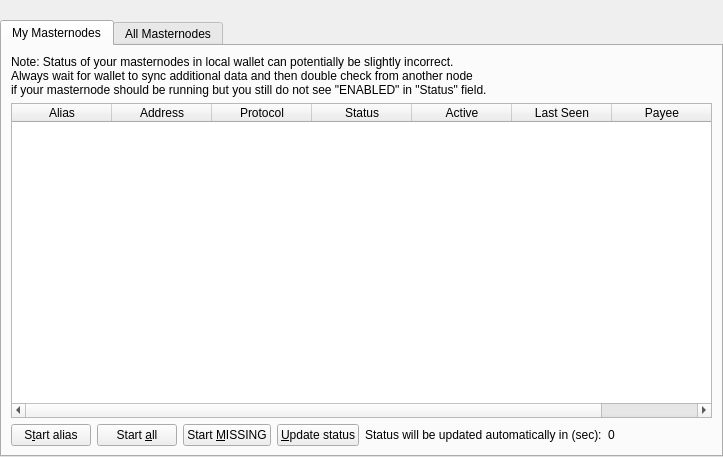
Above: src/qt/forms/masternodelist.ui from NaAlSi3O8/dash before the change. Below: the same form after it.
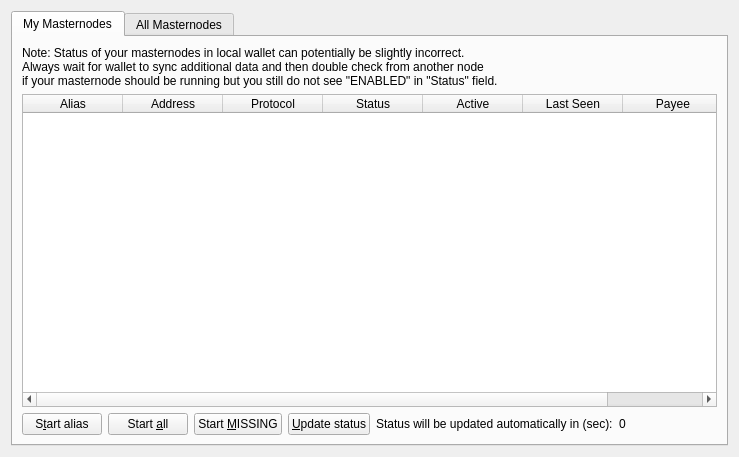
That is the form after the change.

The edit to the form file:
```diff
--- a/src/qt/forms/masternodelist.ui
+++ b/src/qt/forms/masternodelist.ui
@@ -13,37 +13,13 @@
   <property name="windowTitle">
    <string>Form</string>
   </property>
-  <layout class="QVBoxLayout" name="topLayout">
-   <property name="leftMargin">
-    <number>0</number>
-   </property>
-   <property name="topMargin">
-    <number>0</number>
-   </property>
-   <property name="rightMargin">
-    <number>0</number>
-   </property>
-   <property name="bottomMargin">
-    <number>0</number>
-   </property>
+		<layout class="QVBoxLayout">
+            
    <item>
     <layout class="QVBoxLayout" name="verticalLayout">
      <property name="bottomMargin">
       <number>0</number>
      </property>
-     <item>
-      <spacer name="horizontalSpacer0">
-       <property name="orientation">
-        <enum>Qt::Horizontal</enum>
-       </property>
-       <property name="sizeHint" stdset="0">
-        <size>
-         <width>40</width>
-         <height>20</height>
-        </size>
-       </property>
-      </spacer>
-     </item>
      <item>
       <widget class="QTabWidget" name="tabWidget">
        <property name="currentIndex">
```
Lines whose indentation alone changed are shown as unchanged.
